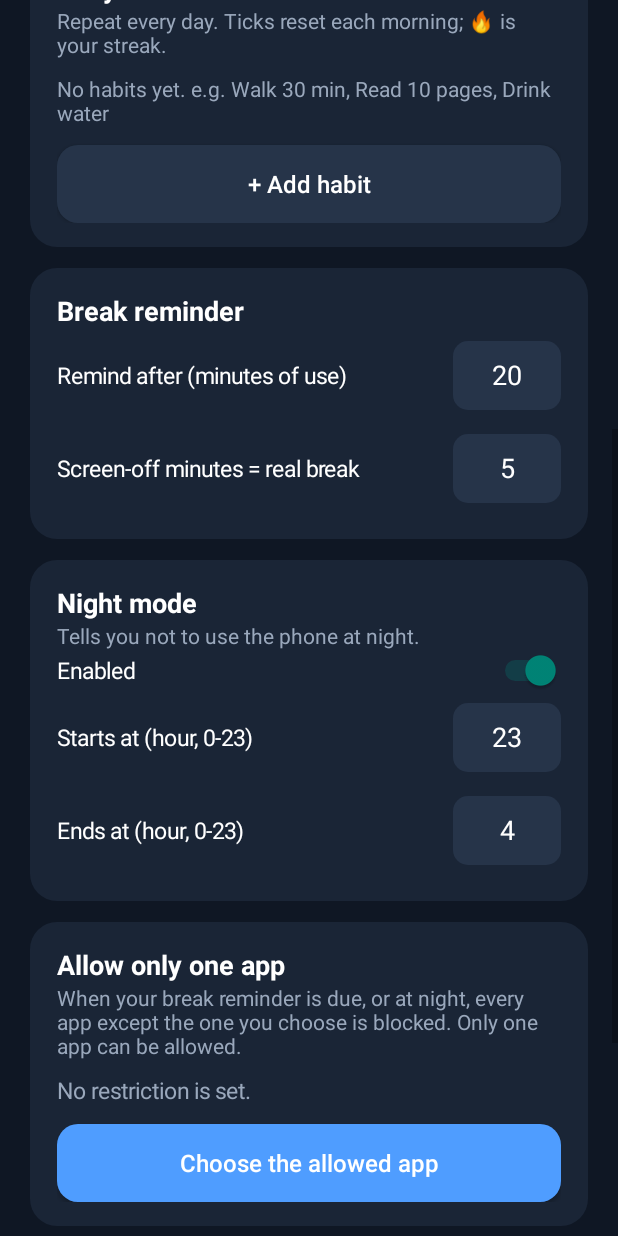
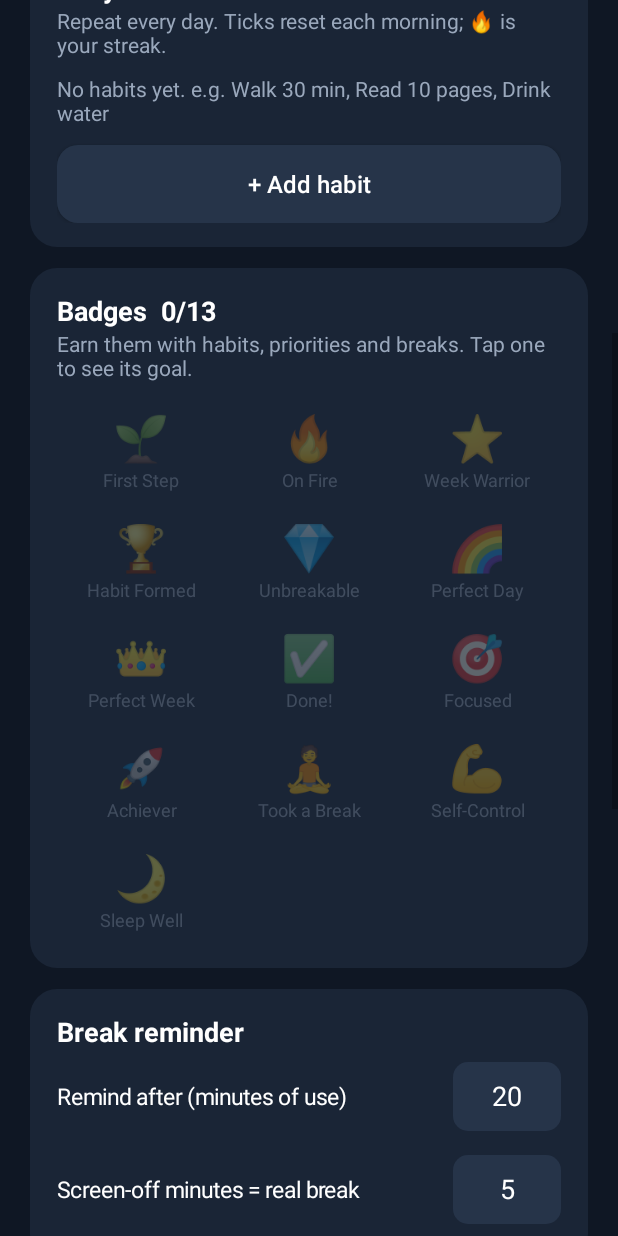
Before and after one commit to usb10-ai/usb10-ai.github.io, an Android app: the screen it shows after launch (MainActivity), scrolled down 576 dp, on a phone screen of 412 x 824 dp. Run offline under Robolectric (Android 15) with nearby library versions, the phone set to English and light mode, and no system bars.

Commit message:
Phone Limiter: add motivation badges
Co-Authored-By: Claude Opus 5.5 <noreply@anthropic.com>
Claude-Session: https://claude.ai/code/session_0154ChAQaAiJYFNwnJMK3tmP

```diff
--- /dev/null
+++ b/phone-limiter/app/src/main/java/com/example/phonelimiter/Badges.kt
@@ -0,0 +1,69 @@
+package com.example.phonelimiter
+
+import android.content.Context
+import android.widget.Toast
+import java.time.LocalDate
+
+/** Motivation badges. Once earned, a badge is kept forever. */
+object Badges {
+    data class Stats(val bestStreak: Int, val perfectDays: Int, val prioritiesDone: Int,
+                     val breaksTaken: Int, val goodNights: Int)
+
+    class Badge(val id: String, val emoji: String, val name: String, val goal: String,
+                val progress: (Stats) -> Pair<Int, Int>) {
+        fun earned(s: Stats) = progress(s).let { it.first >= it.second }
+    }
+
+    val ALL = listOf(
+        Badge("first_habit", "🌱", "First Step", "Tick a daily habit") { it.bestStreak to 1 },
+        Badge("streak3", "🔥", "On Fire", "3-day habit streak") { it.bestStreak to 3 },
+        Badge("streak7", "⭐", "Week Warrior", "7-day habit streak") { it.bestStreak to 7 },
+        Badge("streak21", "🏆", "Habit Formed", "21-day habit streak") { it.bestStreak to 21 },
+        Badge("streak50", "💎", "Unbreakable", "50-day habit streak") { it.bestStreak to 50 },
+        Badge("perfect1", "🌈", "Perfect Day", "All habits done in one day") { it.perfectDays to 1 },
+        Badge("perfect7", "👑", "Perfect Week", "7 perfect days") { it.perfectDays to 7 },
+        Badge("prio1", "✅", "Done!", "Finish a priority") { it.prioritiesDone to 1 },
+        Badge("prio10", "🎯", "Focused", "Finish 10 priorities") { it.prioritiesDone to 10 },
+        Badge("prio50", "🚀", "Achiever", "Finish 50 priorities") { it.prioritiesDone to 50 },
+        Badge("break1", "🧘", "Took a Break", "Put the phone down when reminded") { it.breaksTaken to 1 },
+        Badge("break10", "💪", "Self-Control", "Put the phone down 10 times") { it.breaksTaken to 10 },
+        Badge("night5", "🌙", "Sleep Well", "Tap \"Good night\" 5 times") { it.goodNights to 5 },
+    )
+
+    /** Pure: badges whose goal is met but aren't in [earned] yet. */
+    fun newlyEarned(s: Stats, earned: Set<String>) = ALL.filter { it.id !in earned && it.earned(s) }
+
+    private fun sp(c: Context) = c.getSharedPreferences("badges", Context.MODE_PRIVATE)
+    fun earnedIds(c: Context): Set<String> = sp(c).getStringSet("earned", emptySet()) ?: emptySet()
+
+    fun stats(c: Context) = Stats(
+        bestStreak = (0 until Habits.count(c)).maxOfOrNull { Habits.streak(c, it) } ?: 0,
+        perfectDays = sp(c).getInt("perfectDays", 0),
+        prioritiesDone = sp(c).getInt("prioritiesDone", 0),
+        breaksTaken = sp(c).getInt("breaksTaken", 0),
+        goodNights = sp(c).getInt("goodNights", 0))
+
+    private fun bump(c: Context, key: String, by: Int) =
+        sp(c).edit().putInt(key, (sp(c).getInt(key, 0) + by).coerceAtLeast(0)).apply()
+
+    fun onPriorityToggled(c: Context, done: Boolean) { bump(c, "prioritiesDone", if (done) 1 else -1); check(c) }
+
+    fun onHabitToggled(c: Context) {
+        val today = LocalDate.now().toString()
+        if (Habits.count(c) > 0 && Habits.pending(c).isEmpty() && sp(c).getString("lastPerfect", "") != today) {
+            sp(c).edit().putString("lastPerfect", today).apply(); bump(c, "perfectDays", 1)
+        }
+        check(c)
+    }
+
+    fun recordBreak(c: Context, night: Boolean) { bump(c, if (night) "goodNights" else "breaksTaken", 1); check(c) }
+
+    /** Saves newly earned badges and celebrates them. */
+    fun check(c: Context) {
+        val earned = earnedIds(c)
+        val fresh = newlyEarned(stats(c), earned)
+        if (fresh.isEmpty()) return
+        sp(c).edit().putStringSet("earned", earned + fresh.map { it.id }).apply()
+        fresh.forEach { Toast.makeText(c, "🏅 Badge unlocked: ${it.emoji} ${it.name}", Toast.LENGTH_LONG).show() }
+    }
+}
--- a/phone-limiter/app/src/main/java/com/example/phonelimiter/BreakView.kt
+++ b/phone-limiter/app/src/main/java/com/example/phonelimiter/BreakView.kt
@@ -78,7 +78,7 @@ object BreakView {
             override fun onViewAttachedToWindow(v: View) { timer.start() }
             override fun onViewDetachedFromWindow(v: View) { timer.cancel() }
         })
-        stop.setOnClickListener { onStop() }
+        stop.setOnClickListener { Badges.recordBreak(c, night); onStop() }
         return root
     }
 
@@ -99,7 +99,7 @@ object BreakView {
         addPriorities(root, c)
         addHabits(root, c)
         root.addView(Ui.button(c, "Open $appLabel").apply { setOnClickListener { onOpenAllowed() } })
-        root.addView(Ui.button(c, "Go to home screen", Color.parseColor("#263449")).apply { setOnClickListener { onHome() } })
+        root.addView(Ui.button(c, "Go to home screen", Color.parseColor("#263449")).apply { setOnClickListener { Badges.recordBreak(c, night); onHome() } })
         if (onSnooze != null) root.addView(Ui.button(c, snoozeLabel(c), Color.parseColor("#263449")).apply { setOnClickListener { onSnooze() } })
         return root
     }
--- a/phone-limiter/app/src/main/java/com/example/phonelimiter/MainActivity.kt
+++ b/phone-limiter/app/src/main/java/com/example/phonelimiter/MainActivity.kt
@@ -33,6 +33,41 @@ class MainActivity : Activity() {
         val hero = Ui.card(c).apply { addView(status); addView(toggle) }
         root.addView(hero)
 
+        // Badges (card is added below the habits)
+        val badgeCard = Ui.card(c)
+        val badgeTitle = Ui.text(c, "", 18f, bold = true)
+        badgeCard.addView(badgeTitle)
+        badgeCard.addView(Ui.text(c, "Earn them with habits, priorities and breaks. Tap one to see its goal.", 14f, Ui.MUTED))
+        val badgeGrid = LinearLayout(c).apply { orientation = LinearLayout.VERTICAL; setPadding(0, Ui.dp(c, 8), 0, 0) }
+        badgeCard.addView(badgeGrid)
+        fun refreshBadges() {
+            Badges.check(c)
+            val earned = Badges.earnedIds(c); val st = Badges.stats(c)
+            badgeTitle.text = "Badges  ${earned.size}/${Badges.ALL.size}"
+            badgeGrid.removeAllViews()
+            Badges.ALL.chunked(3).forEach { rowBadges ->
+                val row = LinearLayout(c)
+                rowBadges.forEach { b ->
+                    val got = b.id in earned
+                    row.addView(LinearLayout(c).apply {
+                        orientation = LinearLayout.VERTICAL; gravity = android.view.Gravity.CENTER
+                        setPadding(Ui.dp(c, 4), Ui.dp(c, 8), Ui.dp(c, 4), Ui.dp(c, 8))
+                        alpha = if (got) 1f else 0.3f
+                        addView(Ui.text(c, b.emoji, 30f).apply { gravity = android.view.Gravity.CENTER })
+                        addView(Ui.text(c, b.name, 12f, if (got) Color.WHITE else Ui.MUTED).apply { gravity = android.view.Gravity.CENTER })
+                        setOnClickListener {
+                            val (have, need) = b.progress(st)
+                            val msg = if (got) "Earned! ${b.goal}." else "${b.goal}.\nProgress: ${minOf(have, need)} / $need"
+                            android.app.AlertDialog.Builder(c).setTitle("${b.emoji} ${b.name}").setMessage(msg)
+                                .setPositiveButton("OK", null).show()
+                        }
+                    }, LinearLayout.LayoutParams(0, ViewGroup.LayoutParams.WRAP_CONTENT, 1f))
+                }
+                repeat(3 - rowBadges.size) { row.addView(android.view.View(c), LinearLayout.LayoutParams(0, 1, 1f)) }
+                badgeGrid.addView(row)
+            }
+        }
+
         // Today's priorities: add as many as needed; ticked ones are struck out
         val prio = Ui.card(c)
         prio.addView(Ui.text(c, "Today's priorities", 18f, bold = true))
@@ -59,7 +94,7 @@ class MainActivity : Activity() {
                 }
                 val box = CheckBox(c).apply {
                     isChecked = Prefs.taskDone(c, i)
-                    setOnCheckedChangeListener { _, v -> Prefs.setDone(c, i, v); strike(field, v) }
+                    setOnCheckedChangeListener { _, v -> Prefs.setDone(c, i, v); strike(field, v); Badges.onPriorityToggled(c, v); refreshBadges() }
                 }
                 strike(field, box.isChecked)
                 val del = TextView(c).apply {
@@ -110,7 +145,7 @@ class MainActivity : Activity() {
                 }
                 val box = CheckBox(c).apply {
                     isChecked = Habits.doneToday(c, i)
-                    setOnCheckedChangeListener { _, v -> Habits.setDoneToday(c, i, v); strike(field, v); showStreak() }
+                    setOnCheckedChangeListener { _, v -> Habits.setDoneToday(c, i, v); strike(field, v); showStreak(); Badges.onHabitToggled(c); refreshBadges() }
                 }
                 strike(field, box.isChecked); showStreak()
                 val del = TextView(c).apply {
@@ -138,6 +173,8 @@ class MainActivity : Activity() {
             }
         })
         root.addView(habitCard)
+        refreshBadges()
+        root.addView(badgeCard)
 
         // Break reminder settings
         val limit = Ui.number(c, Prefs.limitMin(c))
@@ -173,7 +210,7 @@ class MainActivity : Activity() {
             removeBtn.visibility = if (p == null) android.view.View.GONE else android.view.View.VISIBLE
             usageBtn.visibility = if (p != null && !Restriction.usageAccessGranted(c)) android.view.View.VISIBLE else android.view.View.GONE
         }
-        refreshAllowedHook = { refreshAllowed(); refreshTasks(); refreshHabits() }
+        refreshAllowedHook = { refreshAllowed(); refreshTasks(); refreshHabits(); refreshBadges() }
         usageBtn.setOnClickListener { startActivity(Intent(Settings.ACTION_USAGE_ACCESS_SETTINGS)) }
         removeBtn.setOnClickListener { Prefs.setAllowedPkg(c, null); refreshAllowed() }
         root.addView(Ui.card(c).apply {
```
Also changed, not shown: 2 other files.
